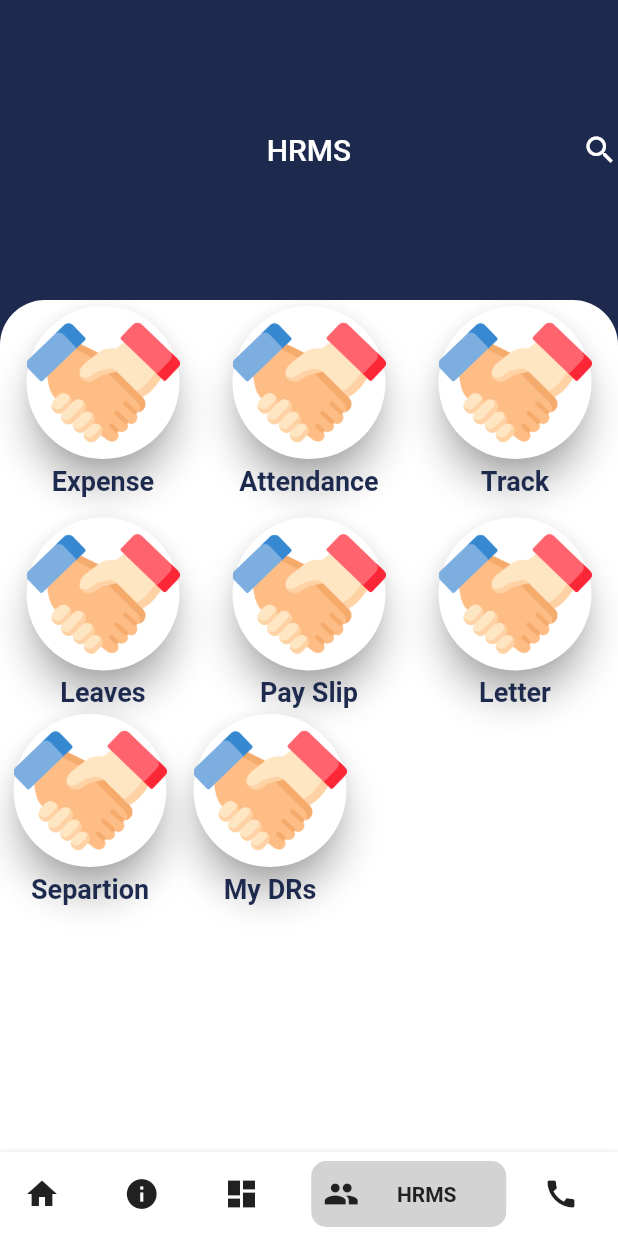
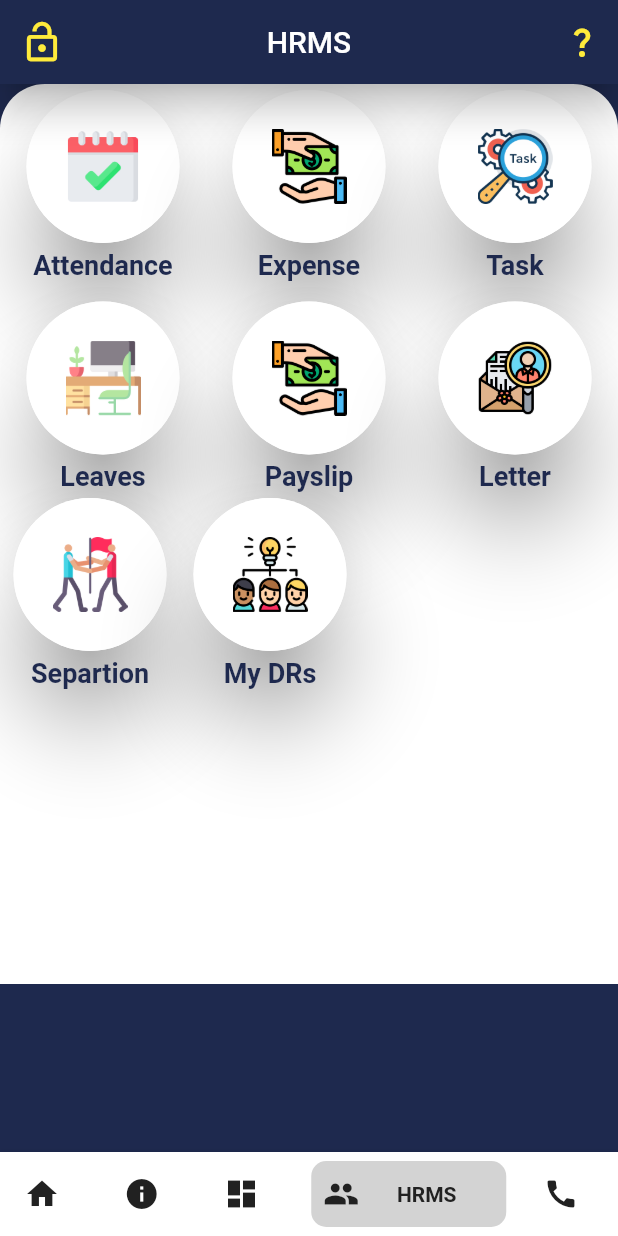
Before and after one commit to Awaizkazi/state_management, a Flutter app: the screen it shows after launch, item 4 of the bottom bar chosen, on a phone screen of 412 x 824 dp. Run offline on Flutter 3.47's test engine with Material 2 defaults, Android fonts, the phone set to English and light mode, and no system bars; drawn by our look-alikes of bottom_navy_bar; our stand-ins replace get.

Commit message:
HRMS Screen in Progress

```diff
--- a/lib/UpOnly Login/Screens/HRMS_screens.dart
+++ b/lib/UpOnly Login/Screens/HRMS_screens.dart
@@ -14,11 +14,20 @@ class _HRMS_ScreenState extends State<HRMS_Screen> {
       backgroundColor: Color(0xff1E294E),
       appBar: AppBar(
         backgroundColor: Color(0xff1E294E),
-        elevation: 0,
+        elevation: 10,
+        leading: Icon(
+          Icons.lock_open_outlined,
+          size: 30,
+          color: Colors.yellow,
+        ),
         title: Text('HRMS'),
-        toolbarHeight: 200,
         actions: [
-          Icon(Icons.search),
+          IconButton(
+              onPressed: () {},
+              icon: Icon(
+                Icons.question_mark_outlined,
+                color: Colors.yellow,
+              ))
         ],
         centerTitle: true,
       ),
@@ -41,9 +50,19 @@ class _HRMS_ScreenState extends State<HRMS_Screen> {
                 Row(
                   // mainAxisAlignment: MainAxisAlignment.spaceAround,
                   children: [
-                    Expanded(child: card4('Expense')),
-                    Expanded(child: card4('Attendance')),
-                    Expanded(child: card4('Track')),
+                    Expanded(
+                      child: card4(
+                          'Attendance', 'assets/hrms_images/Attendance.png'),
+                    ),
+                    Expanded(
+                      child: card4(
+                        'Expense',
+                        'assets/hrms_images/pay.png',
+                      ),
+                    ),
+                    Expanded(
+                      child: card4('Task', 'assets/hrms_images/task.png'),
+                    ),
                   ],
                 ),
                 SizedBox(
@@ -51,21 +70,22 @@ class _HRMS_ScreenState extends State<HRMS_Screen> {
                 ),
                 Row(
                   children: [
-                    Expanded(child: card4('Leaves')),
-                    Expanded(child: card4('Pay Slip')),
-                    Expanded(child: card4('Letter')),
+                    Expanded(
+                        child:
+                            card4('Leaves', 'assets/hrms_images/Leaves.png')),
+                    Expanded(
+                        child: card4('Payslip', 'assets/hrms_images/pay.png')),
+                    Expanded(
+                        child:
+                            card4('Letter', 'assets/hrms_images/Letter.png')),
                   ],
                 ),
                 Row(
                   // mainAxisAlignment: MainAxisAlignment.spaceEvenly,
                   crossAxisAlignment: CrossAxisAlignment.center,
                   children: [
-                    card4(
-                      'Separtion',
-                    ),
-                    card4(
-                      'My DRs',
-                    ),
+                    card4('Separtion', 'assets/hrms_images/Seperation.png'),
+                    card4('My DRs', 'assets/hrms_images/DRs.png'),
                   ],
                 ),
               ],
@@ -78,6 +98,7 @@ class _HRMS_ScreenState extends State<HRMS_Screen> {
 
   Widget card4(
     String heding,
+    String image,
   ) {
     return Container(
       child: SingleChildScrollView(
@@ -88,32 +109,32 @@ class _HRMS_ScreenState extends State<HRMS_Screen> {
               height: 110,
               child: Card(
                 shadowColor: Colors.grey,
-                elevation: 10,
-                color: Colors.white,
+                elevation: 25,
                 shape: CircleBorder(),
                 child: SizedBox(
-                  height: 30,
-                  width: 30,
-                  child: Image.asset('assets/CRM.png'),
+                  child: CircleAvatar(
+                    backgroundColor: Colors.white,
+                    child: Image.asset(
+                      image,
+                      width: 50,
+                    ),
+                  ),
                 ),
               ),
             ),
             Text(
               heding,
               style: TextStyle(
-                  fontSize: 18,
-                  fontWeight: FontWeight.bold,
-                  color: Color(
-                    0xff1E294E,
-                  )),
+                fontSize: 18,
+                fontWeight: FontWeight.bold,
+                color: Color(
+                  0xff1E294E,
+                ),
+              ),
             ),
           ],
         ),
       ),
     );
   }
-
-  Imageforcard() {
-    Image.asset('assets/CRM.png');
-  }
 }
--- a/pubspec.yaml
+++ b/pubspec.yaml
@@ -51,6 +51,7 @@ flutter:
   uses-material-design: true
   # To add assets to your application, add an assets section, like this:
   assets:
+    - assets/hrms_images/
     - assets/
   #   - images/a_dot_ham.jpeg
   # An image asset can refer to one or more resolution-specific "variants", see
```
Also changed, not shown: lib/UpOnly Login/Screens/info_screen.dart (+14 -10 lines), assets/hrms_images/Attendance.png (added), assets/hrms_images/DRs.png (added), assets/hrms_images/Leaves.png (added), assets/hrms_images/Letter.png (added), assets/hrms_images/Seperation.png (added), assets/hrms_images/expense.png (added), assets/hrms_images/pay.png (added), assets/hrms_images/task.png (added).
